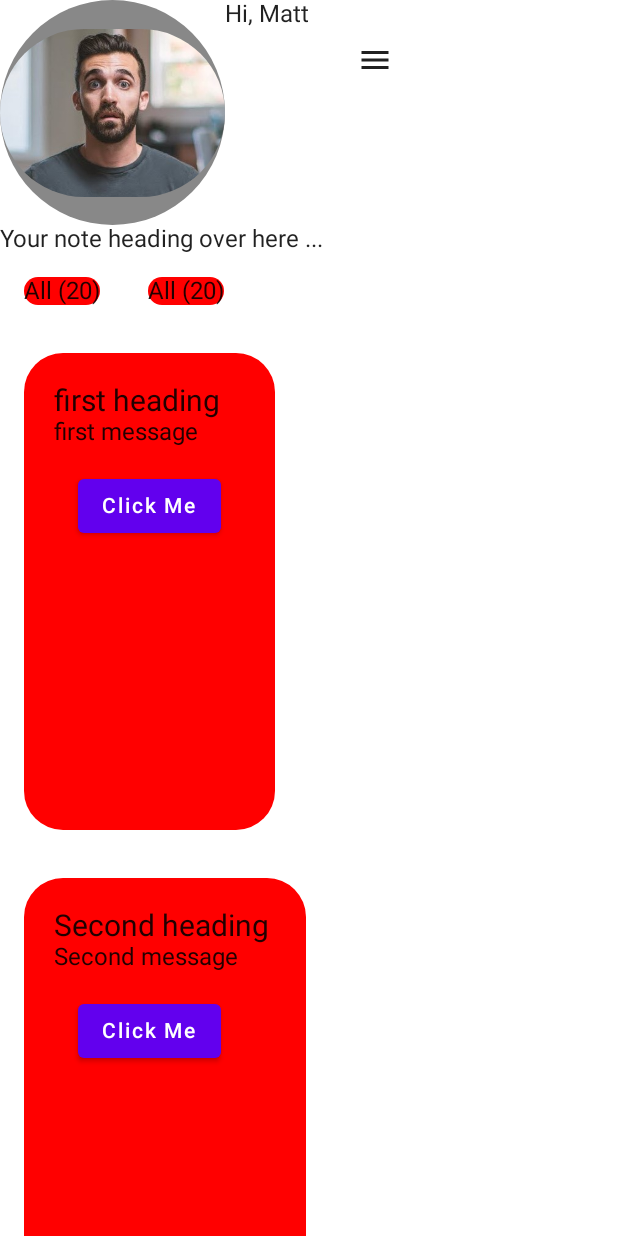
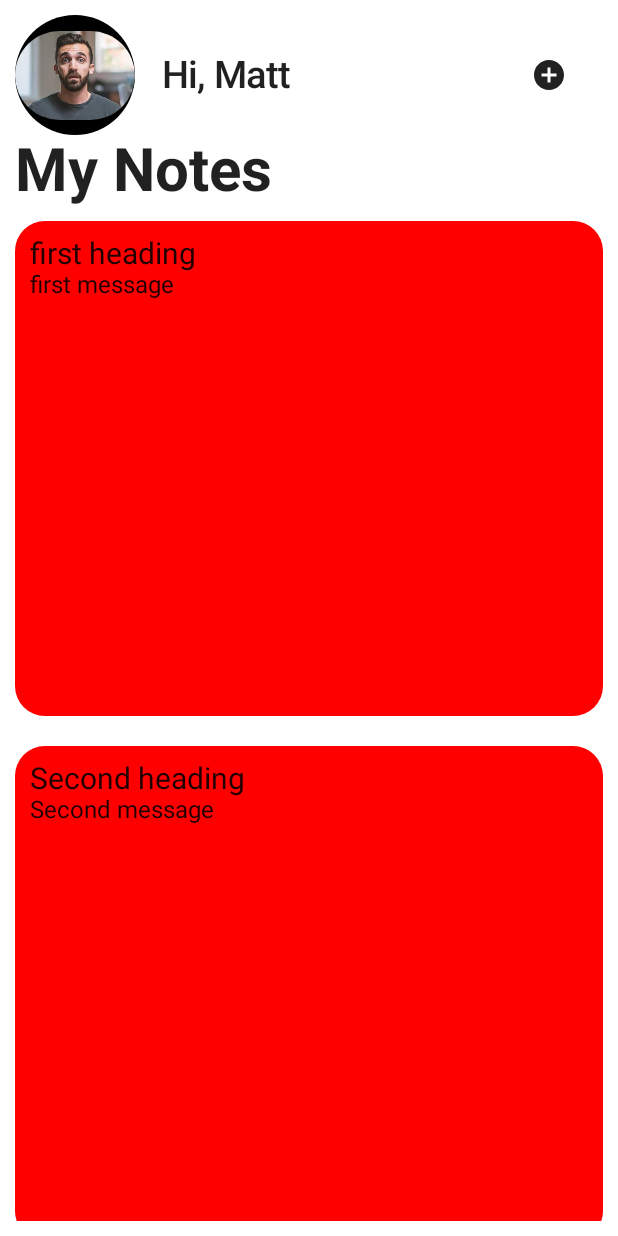
Before and after one commit to Ankit3002/Note-taking-app, an Android app built with Jetpack Compose: the home screen opened through its navigation route, on a phone screen of 412 x 824 dp. Run offline under Robolectric (Android 15) with nearby library versions, the light colour scheme and no system bars.

Commit message:
Fixed : Ui error

```diff
--- a/app/src/main/java/com/example/myapplication/home_screen.kt
+++ b/app/src/main/java/com/example/myapplication/home_screen.kt
@@ -24,6 +24,7 @@ import androidx.compose.ui.graphics.vector.ImageVector
 import androidx.compose.ui.res.painterResource
 import androidx.compose.ui.res.vectorResource
 import androidx.compose.ui.text.TextStyle
+import androidx.compose.ui.text.font.FontWeight
 import androidx.compose.ui.unit.dp
 import androidx.compose.ui.unit.sp
 import androidx.navigation.NavController
@@ -127,47 +128,61 @@ fun home(navController: NavController)
     )
 
     // add a column for full screen ...
-    Column(modifier =  Modifier.fillMaxSize()) {
+    Column(modifier =  Modifier.fillMaxSize()
+        .padding(10.dp)) {
 
-        Row(modifier = Modifier.fillMaxWidth()) {
-
+        /// new code
+        Row(
+            modifier = Modifier.fillMaxWidth(),
+            verticalAlignment = Alignment.CenterVertically
+        ) {
             // add the photo..
-
-
             Box(
                 modifier = Modifier
-                    .size(150.dp)
+                    .size(80.dp)
                     .background(
-                        color = Color.Gray, // Background color of the circle
+                        color = Color.Black, // Background color of the circle
                         shape = CircleShape
                     ),
                 contentAlignment = Alignment.Center
             ) {
                 Image(
-                    painter =painterResource(id = R.drawable.matt), contentDescription = null,
+                    painter = painterResource(id = R.drawable.matt),
+                    contentDescription = null,
                     modifier = Modifier.clip(CircleShape)
                 )
             }
+
             // add the name ... hard coded for now...
-            Text(text = "Hi, Matt ")
+            Text(
+                text = "   Hi, Matt ",
+                modifier = Modifier
+                    .weight(1f) // Occupy available space
+                    .align(Alignment.CenterVertically) // Center vertically
+            ,  style = TextStyle(fontSize = 25.sp, fontWeight = FontWeight.SemiBold)
+            )
 
             IconButton(
                 onClick = {
                     // Handle button click here
+                    navController.navigate("create_note")
                 },
-                modifier = Modifier.padding(16.dp)
+                modifier = Modifier.padding(16.dp).size(40.dp)
             ) {
                 // You can use an ImageVector or a Drawable
-                Icon(imageVector = ImageVector.vectorResource(id = R.drawable.baseline_menu_24), contentDescription = null)
-
+                Icon(
+                    imageVector = ImageVector.vectorResource(id = R.drawable.baseline_add_circle_24),
+                    contentDescription = null
+                )
             }
         }
 
+
         // add archive heading over here...
-        Text("Your note heading over here ...")
+        Text("My Notes", style = TextStyle(fontSize = 40.sp, fontWeight = FontWeight.Bold))
 
         // add scrollable list horizontal for filter...
-        LazyRowExample()
+//        LazyRowExample()
 
         // add the grid in the below region ...
         LazyColumnExample(navController , note_list )
@@ -186,33 +201,22 @@ fun card_visible(note_value :note ,  navController: NavController)
     Box(
         modifier = Modifier
 //            .width(200.dp)// Adjust width    as needed
-//            .clickable {
-//                navController.navigate("edit_note")
-//            }
+            .clickable {
+                navController.navigate("edit_note/0")
+            }
             .height(350.dp)
-            .padding(16.dp)
+            .fillMaxWidth()
+            .padding(top = 10.dp, bottom = 10.dp)
             .background(
                 color = Color.Red, // Background color
-                shape = RoundedCornerShape(26.dp) // Adjust the corner radius as needed
+                shape = RoundedCornerShape(20.dp) // Adjust the corner radius as needed
             )
     ) {
 
-        Column(modifier = Modifier.padding(20.dp)) {
+        Column(modifier = Modifier.padding(10.dp)) {
             Text(note_value.heading, style = androidx.compose.ui.text.TextStyle(fontSize = 20.sp))
 
             Text(note_value.message)
-            Button(
-                onClick = {
-                    // Define the action you want to perform when the button is clicked.
-                          navController.navigate("edit_note/0")
-                    // You can navigate to another screen, update data, etc.
-                },
-                modifier = Modifier
-                    .padding(16.dp) // You can add padding or other modifiers as needed
-            ) {
-                // Text displayed on the button
-                Text("Click Me")
-            }
 
         }
 
@@ -261,22 +265,9 @@ fun RowItem(item: Int ) {
 // scrollable column for now ...
 @Composable
 fun LazyColumnExample(navController: NavController , note_list : List<note> ) {
-//    val items = (1..20).toList() // Replace with your list of items
-//
     LazyColumn(
         modifier = Modifier.fillMaxSize()
     ) {
-
-//        for(note in note_list.indices)
-//        {
-//            ColumnItem(item = note, navController =  navController)
-//
-//        }
-
-//         items(note_list){
-//             item->
-//                ColumnItem(note_value = item, navController =navController )
-//         }
 
         items(note_list) { item ->
             ColumnItem(item , navController)
--- /dev/null
+++ b/app/src/main/res/drawable/baseline_add_circle_24.xml
@@ -0,0 +1,5 @@
+<vector android:height="24dp" android:tint="#000000"
+    android:viewportHeight="24" android:viewportWidth="24"
+    android:width="24dp" xmlns:android="http://schemas.android.com/apk/res/android">
+    <path android:fillColor="@android:color/white" android:pathData="M12,2C6.48,2 2,6.48 2,12s4.48,10 10,10 10,-4.48 10,-10S17.52,2 12,2zM17,13h-4v4h-2v-4L7,13v-2h4L11,7h2v4h4v2z"/>
+</vector>
--- /dev/null
+++ b/app/src/main/res/drawable/baseline_cloud_done_24.xml
@@ -0,0 +1,5 @@
+<vector android:height="24dp" android:tint="#000000"
+    android:viewportHeight="24" android:viewportWidth="24"
+    android:width="24dp" xmlns:android="http://schemas.android.com/apk/res/android">
+    <path android:fillColor="@android:color/white" android:pathData="M19.35,10.04C18.67,6.59 15.64,4 12,4 9.11,4 6.6,5.64 5.35,8.04 2.34,8.36 0,10.91 0,14c0,3.31 2.69,6 6,6h13c2.76,0 5,-2.24 5,-5 0,-2.64 -2.05,-4.78 -4.65,-4.96zM10,17l-3.5,-3.5 1.41,-1.41L10,14.17 15.18,9l1.41,1.41L10,17z"/>
+</vector>
--- /dev/null
+++ b/app/src/main/res/drawable/baseline_delete_24.xml
@@ -0,0 +1,5 @@
+<vector android:height="24dp" android:tint="#000000"
+    android:viewportHeight="24" android:viewportWidth="24"
+    android:width="24dp" xmlns:android="http://schemas.android.com/apk/res/android">
+    <path android:fillColor="@android:color/white" android:pathData="M6,19c0,1.1 0.9,2 2,2h8c1.1,0 2,-0.9 2,-2V7H6v12zM19,4h-3.5l-1,-1h-5l-1,1H5v2h14V4z"/>
+</vector>
```
Also changed, not shown: app/src/main/java/com/example/myapplication/edit_note.kt (+40 -62 lines).
